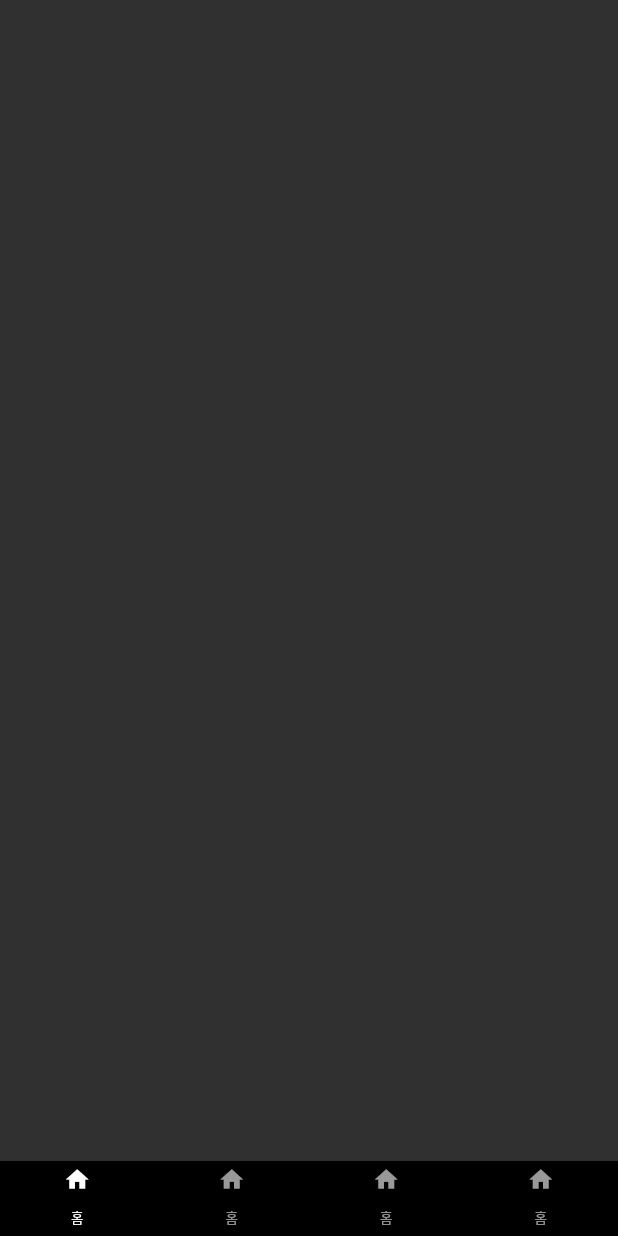
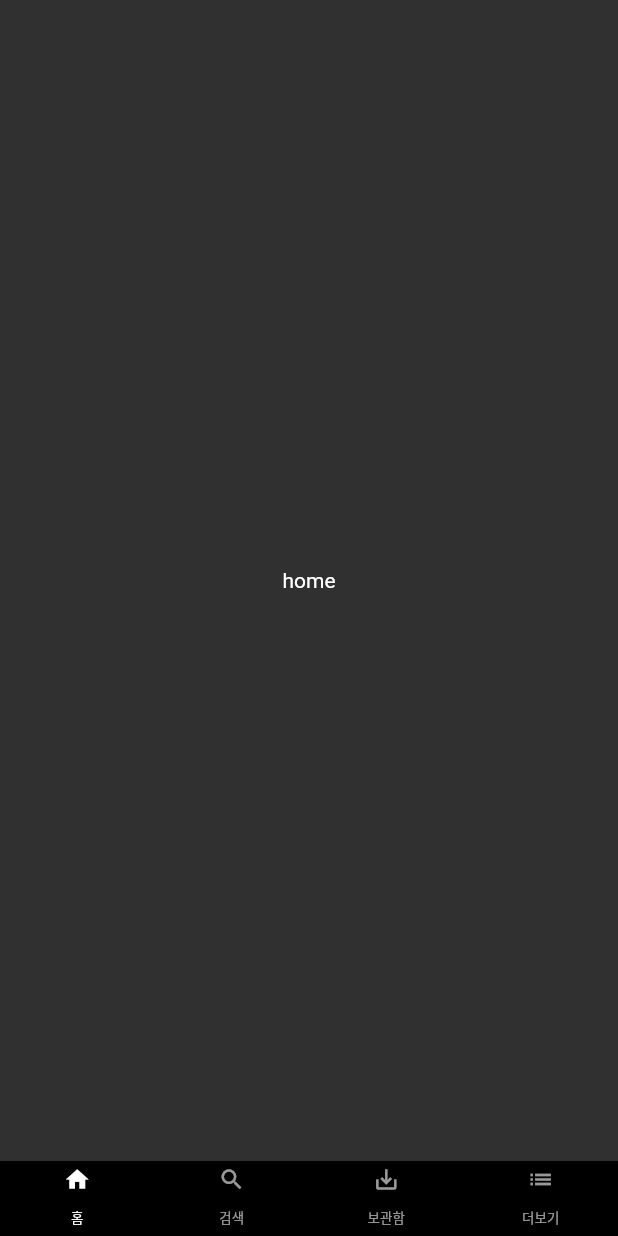
Before and after one commit to Juwon-Yun/flutter_fb, a Flutter app: the screen it shows after launch, on a phone screen of 412 x 824 dp. Run offline on Flutter 3.47's test engine with Material 2 defaults, Android fonts, the phone set to English and light mode, and no system bars.

Commit message:
modify: bottom tab

```diff
--- a/lib/components/bottom_bar.dart
+++ b/lib/components/bottom_bar.dart
@@ -13,22 +13,50 @@ class BottomBar extends StatelessWidget {
           labelColor: Colors.white,
           unselectedLabelColor: Colors.white60,
           indicatorColor: Colors.transparent,
-          tabs: IterateWidget,
+          tabs: [
+            Tab(
+              icon: Icon(
+                Icons.home,
+                size: 18,
+              ),
+              child: Text(
+                '홈',
+                style: TextStyle(fontSize: 9),
+              ),
+            ),
+            Tab(
+              icon: Icon(
+                Icons.search,
+                size: 18,
+              ),
+              child: Text(
+                '검색',
+                style: TextStyle(fontSize: 9),
+              ),
+            ),
+            Tab(
+              icon: Icon(
+                Icons.save_alt,
+                size: 18,
+              ),
+              child: Text(
+                '보관함',
+                style: TextStyle(fontSize: 9),
+              ),
+            ),
+            Tab(
+              icon: Icon(
+                Icons.list,
+                size: 18,
+              ),
+              child: Text(
+                '더보기',
+                style: TextStyle(fontSize: 9),
+              ),
+            ),
+          ],
         ),
       ),
     );
   }
 }
-
-get IterateWidget => List.generate(
-    4,
-    (index) => Tab(
-          icon: Icon(
-            Icons.home,
-            size: 18,
-          ),
-          child: Text(
-            '홈',
-            style: TextStyle(fontSize: 9),
-          ),
-        ));
--- a/lib/main.dart
+++ b/lib/main.dart
@@ -18,6 +18,7 @@ class _FirebaseExampleState extends State<FirebaseExample> {
   @override
   Widget build(BuildContext context) {
     return MaterialApp(
+      debugShowCheckedModeBanner: false,
       title: 'YunFlix',
       theme: ThemeData(
         brightness: Brightness.dark,
@@ -28,21 +29,38 @@ class _FirebaseExampleState extends State<FirebaseExample> {
         //   secondary: Colors.white,
         // ),
       ),
-      home: DefaultTabController(
-        length: 4,
-        child: Scaffold(
-          body: SafeArea(
-            child: TabBarView(
+      home: SafeArea(
+        top: false,
+        child: DefaultTabController(
+          length: 4,
+          child: Scaffold(
+            body: TabBarView(
               physics: NeverScrollableScrollPhysics(),
               children: [
-                Container(),
-                Container(),
-                Container(),
-                Container(),
+                Container(
+                  child: Center(
+                    child: Text('home'),
+                  ),
+                ),
+                Container(
+                  child: Center(
+                    child: Text('search'),
+                  ),
+                ),
+                Container(
+                  child: Center(
+                    child: Text('save'),
+                  ),
+                ),
+                Container(
+                  child: Center(
+                    child: Text('more'),
+                  ),
+                ),
               ],
             ),
+            bottomNavigationBar: BottomBar(),
           ),
-          bottomNavigationBar: BottomBar(),
         ),
       ),
     );
```
